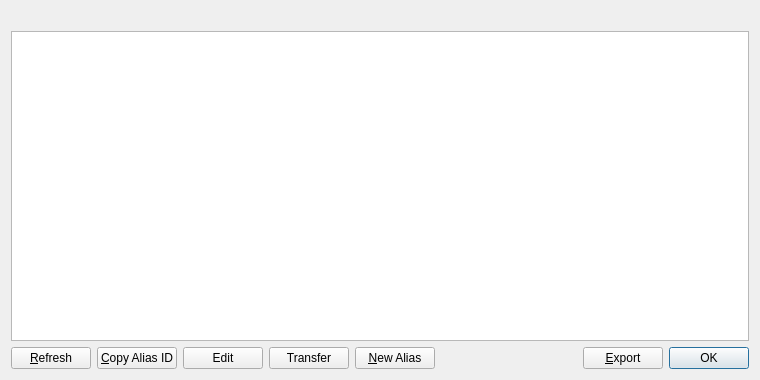
Qt form src/qt/forms/myaliaslistpage.ui (willyko/syscoin2) before a commit.
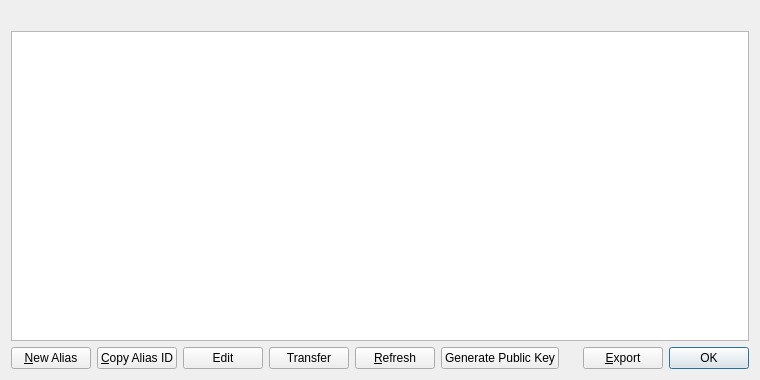
The same form after that commit.

Commit message: alias transfers to use public keys

The edit to the form file:
```diff
--- a/src/qt/forms/myaliaslistpage.ui
+++ b/src/qt/forms/myaliaslistpage.ui
@@ -55,15 +55,12 @@
    <item>
     <layout class="QHBoxLayout" name="horizontalLayout">
      <item>
-      <widget class="QPushButton" name="refreshButton">
-       <property name="maximumSize">
-        <size>
-         <width>16777215</width>
-         <height>48</height>
-        </size>
+      <widget class="QPushButton" name="newAlias">
+       <property name="toolTip">
+        <string>&lt;html&gt;&lt;head/&gt;&lt;body&gt;&lt;p&gt;Create a new alias&lt;/p&gt;&lt;/body&gt;&lt;/html&gt;</string>
        </property>
        <property name="text">
-        <string>&amp;Refresh</string>
+        <string>&amp;New Alias</string>
        </property>
       </widget>
      </item>
@@ -92,12 +89,22 @@
       </widget>
      </item>
      <item>
-      <widget class="QPushButton" name="newAlias">
-       <property name="toolTip">
-        <string>&lt;html&gt;&lt;head/&gt;&lt;body&gt;&lt;p&gt;Create a new alias&lt;/p&gt;&lt;/body&gt;&lt;/html&gt;</string>
+      <widget class="QPushButton" name="refreshButton">
+       <property name="maximumSize">
+        <size>
+         <width>16777215</width>
+         <height>48</height>
+        </size>
        </property>
        <property name="text">
-        <string>&amp;New Alias</string>
+        <string>&amp;Refresh</string>
+       </property>
+      </widget>
+     </item>
+     <item>
+      <widget class="QPushButton" name="newPubKey">
+       <property name="text">
+        <string>Generate Public Key</string>
        </property>
       </widget>
      </item>
```
The commit also changes 14 other files.
